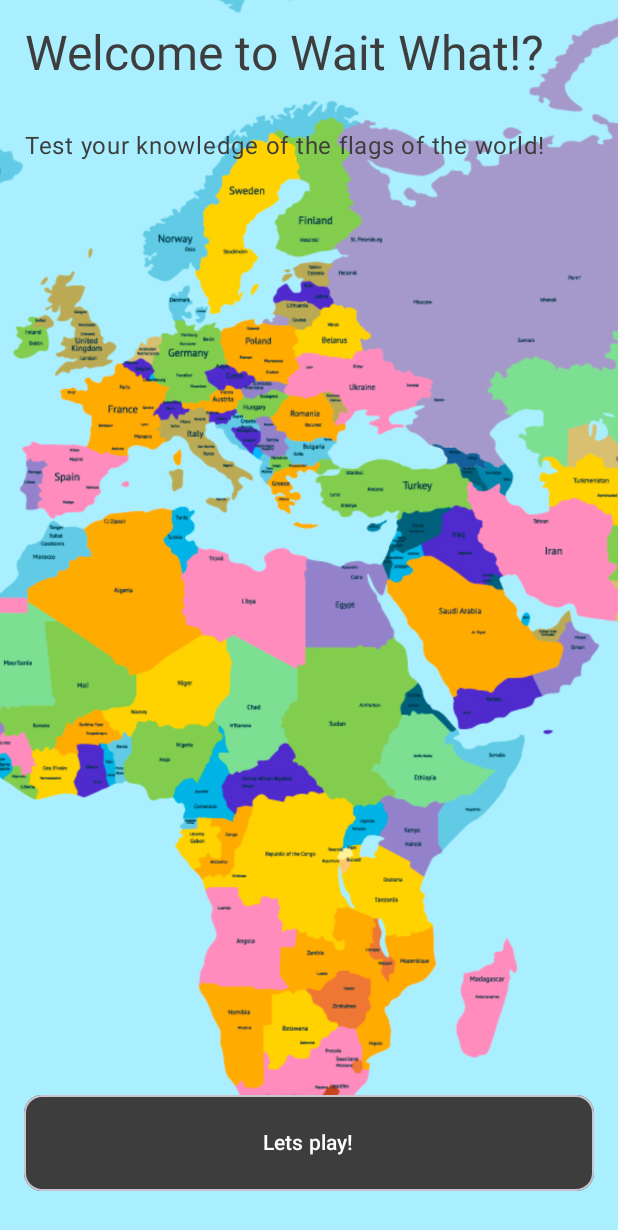
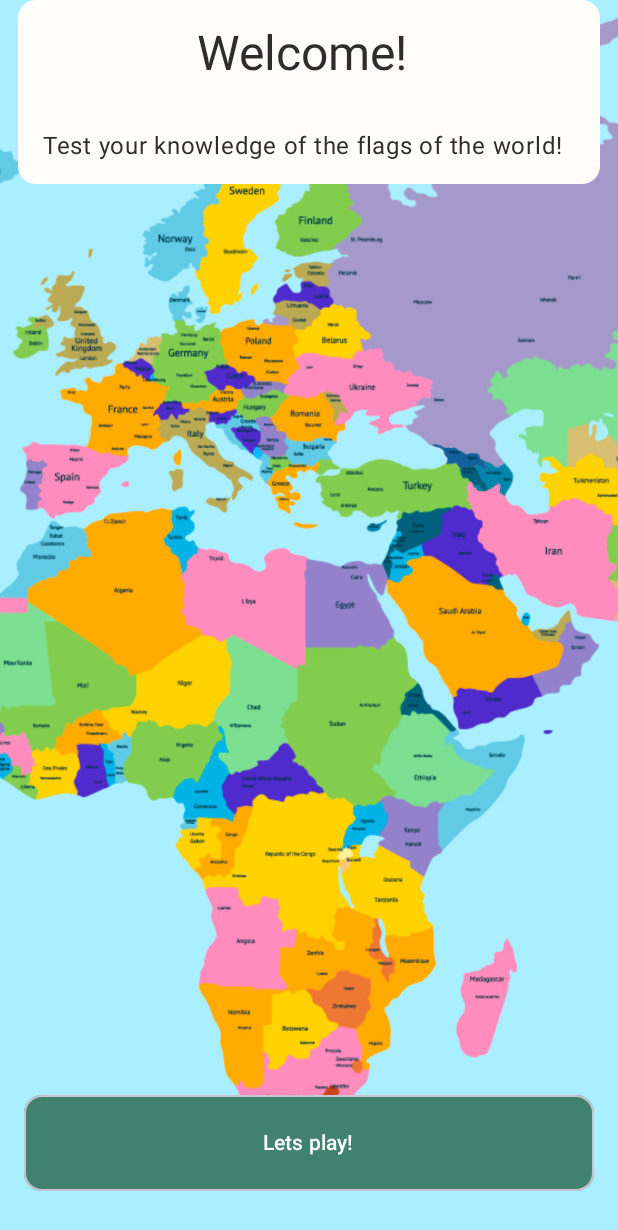
Before and after one commit to azelder/WaitWhat, an Android app built with Jetpack Compose: the screen it shows after launch (MainActivity), on a phone screen of 412 x 824 dp. Shown: the top 1230 px of the screen. Run offline under Robolectric (Android 15) with nearby library versions, the phone set to English and light mode, and no system bars; our stand-ins replace Dagger/Hilt's generated code.

Commit message:
Updating color theme for app. Removing fantasy backgrounds from game and endgame screens

```diff
--- a/app/src/main/java/com/azelder/waitwhat/game/ui/HomeScreen.kt
+++ b/app/src/main/java/com/azelder/waitwhat/game/ui/HomeScreen.kt
@@ -23,13 +23,14 @@ import androidx.compose.material3.Scaffold
 import androidx.compose.material3.Text
 import androidx.compose.runtime.Composable
 import androidx.compose.runtime.getValue
+import androidx.compose.ui.Alignment
 import androidx.compose.ui.Modifier
 import androidx.compose.ui.draw.scale
 import androidx.compose.ui.graphics.Color
 import androidx.compose.ui.layout.ContentScale
 import androidx.compose.ui.res.painterResource
 import androidx.compose.ui.text.style.TextAlign
-import androidx.compose.ui.tooling.preview.Preview
+import androidx.compose.ui.tooling.preview.PreviewLightDark
 import androidx.compose.ui.unit.dp
 import com.azelder.waitwhat.R
 import com.azelder.waitwhat.ui.theme.WaitWhatTheme
@@ -64,7 +65,7 @@ fun HomeScreen(onNavigateToGameScreen: () -> Unit) {
                             .background(Color.Transparent),
                         onClick = { onNavigateToGameScreen() },
                         colors = ButtonDefaults.buttonColors(
-                            containerColor = MaterialTheme.colorScheme.secondary
+                            containerColor = MaterialTheme.colorScheme.primary
                         ),
                         shape = MaterialTheme.shapes.medium,
                         border = ButtonDefaults.outlinedButtonBorder()
@@ -83,19 +84,21 @@ fun HomeScreen(onNavigateToGameScreen: () -> Unit) {
             )
             Card(
                 modifier = Modifier
-                    .padding(innerPadding)
+                    .padding(vertical = innerPadding.calculateTopPadding(), horizontal = 12.dp)
                     .fillMaxWidth(),
                 colors = CardDefaults.cardColors(
-                    containerColor = Color.Transparent
+                    containerColor = MaterialTheme.colorScheme.background
                 )
             ) {
-                Column {
+                Column(
+                    horizontalAlignment = Alignment.CenterHorizontally
+                ) {
                     Text(
-                        text = "Welcome to Wait What!?",
+                        text = "Welcome!",
                         modifier = Modifier
                             .padding(16.dp),
                         style = MaterialTheme.typography.headlineLarge,
-                        color = MaterialTheme.colorScheme.secondary,
+                        color = MaterialTheme.colorScheme.onBackground,
                         textAlign = TextAlign.Center
                     )
                     Text(
@@ -103,7 +106,7 @@ fun HomeScreen(onNavigateToGameScreen: () -> Unit) {
                         modifier = Modifier
                             .padding(16.dp),
                         style = MaterialTheme.typography.bodyLarge,
-                        color = MaterialTheme.colorScheme.secondary,
+                        color = MaterialTheme.colorScheme.onBackground,
                         textAlign = TextAlign.Center
                     )
                 }
@@ -113,7 +116,7 @@ fun HomeScreen(onNavigateToGameScreen: () -> Unit) {
 }
 
 @Composable
-@Preview
+@PreviewLightDark
 fun HomeScreenPreview() {
     HomeScreen(onNavigateToGameScreen = {})
 }
--- a/app/src/main/java/com/azelder/waitwhat/ui/theme/Color.kt
+++ b/app/src/main/java/com/azelder/waitwhat/ui/theme/Color.kt
@@ -2,18 +2,29 @@ package com.azelder.waitwhat.ui.theme
 
 import androidx.compose.ui.graphics.Color
 
-val Purple80 = Color(0xFFD0BCFF)
-val PurpleGrey80 = Color(0xFFCCC2DC)
-val Pink80 = Color(0xFFEFB8C8)
+// Light Theme Colors
+val Viridian = Color(0xFF40826D)
+val ViridianLight = Color(0xFFA8D5C2)
+val ViridianDark = Color(0xFF2B4F44)
+val OnViridianDark = Color(0xFF00382B)
 
-val Purple40 = Color(0xFF6650a4)
-val PurpleGrey40 = Color(0xFF625b71)
-val Pink40 = Color(0xFF7D5260)
+val Peach = Color(0xFFF4A261)
+val PeachLight = Color(0xFFFFE5D1)
+val PeachDark = Color(0xFF5C3A1E)
 
+val Coral = Color(0xFFE76F51)
+val LightCoral = Color(0xFF442200)
 
-//DnD Theme:
-val Grey = Color(0xFF91918B)
-val DarkGrey = Color(0xFF3D3D3D)
+val LightBackground = Color(0xFFFFFDF9)
+val LightSurface = Color(0xFFFFFFFF)
+val LightOnSurface = Color(0xFF333333)
+val LightOnBackground = Color(0xFF2D2D2D)
 
-val Green = Color(0xFF63A002)
-val DarkGreen = Color(0xFF112200)
+val DarkBackground = Color(0xFF121212)
+val DarkSurface = Color(0xFF1E1E1E)
+val DarkOnSurface = Color(0xFFE5E5E5)
+val DarkOnBackground = Color(0xFFEDEDED)
+
+// Error
+val ErrorLight = Color(0xFFB00020)
+val ErrorDark = Color(0xFFCF6679)
--- a/app/src/main/java/com/azelder/waitwhat/ui/theme/Theme.kt
+++ b/app/src/main/java/com/azelder/waitwhat/ui/theme/Theme.kt
@@ -1,59 +1,64 @@
 package com.azelder.waitwhat.ui.theme
 
-import android.os.Build
 import androidx.compose.foundation.isSystemInDarkTheme
 import androidx.compose.material3.MaterialTheme
 import androidx.compose.material3.darkColorScheme
-import androidx.compose.material3.dynamicDarkColorScheme
-import androidx.compose.material3.dynamicLightColorScheme
 import androidx.compose.material3.lightColorScheme
 import androidx.compose.runtime.Composable
 import androidx.compose.ui.graphics.Color
-import androidx.compose.ui.platform.LocalContext
+
+private val LightColorScheme = lightColorScheme(
+    primary = Viridian,
+    onPrimary = Color.White,
+    primaryContainer = ViridianLight,
+    onPrimaryContainer = OnViridianDark,
+
+    secondary = Peach,
+    onSecondary = Color.Black,
+    secondaryContainer = PeachLight,
+    onSecondaryContainer = LightCoral,
+
+    tertiary = Coral,
+    onTertiary = Color.White,
+
+    background = LightBackground,
+    onBackground = LightOnBackground,
+    surface = LightSurface,
+    onSurface = LightOnSurface,
+
+    error = ErrorLight,
+    onError = Color.White
+)
 
 private val DarkColorScheme = darkColorScheme(
-    primary = Grey,
-    secondary = DarkGrey,
-    tertiary = Green,
-    onTertiary = DarkGreen,
-    onPrimary = Color.White,
-    error = Color.Black,
-    onError = Color.Red
-)
+    primary = ViridianLight,
+    onPrimary = Color(0xFF00382B),
+    primaryContainer = ViridianDark,
+    onPrimaryContainer = ViridianLight,
 
-private val LightColorScheme = lightColorScheme(
-    primary = Grey,
-    secondary = DarkGrey,
-    tertiary = Green,
-    onTertiary = DarkGreen,
-    onPrimary = Color.White,
-    error = Color.Black,
-    onError = Color.Red
+    secondary = Peach,
+    onSecondary = Color(0xFF3C2000),
+    secondaryContainer = PeachDark,
+    onSecondaryContainer = PeachLight,
 
-    /* Other default colors to override
-    background = Color(0xFFFFFBFE),
-    surface = Color(0xFFFFFBFE),
-    onPrimary = Color.White,
-    onSecondary = Color.White,
-    onTertiary = Color.White,
-    onBackground = Color(0xFF1C1B1F),
-    onSurface = Color(0xFF1C1B1F),
-    */
+    tertiary = Coral,
+    onTertiary = Color(0xFF3C0A00),
+
+    background = DarkBackground,
+    onBackground = DarkOnBackground,
+    surface = DarkSurface,
+    onSurface = DarkOnSurface,
+
+    error = ErrorDark,
+    onError = Color.Black
 )
 
 @Composable
 fun WaitWhatTheme(
     darkTheme: Boolean = isSystemInDarkTheme(),
-    // Dynamic color is available on Android 12+
-    dynamicColor: Boolean = false,
     content: @Composable () -> Unit
 ) {
     val colorScheme = when {
-        dynamicColor && Build.VERSION.SDK_INT >= Build.VERSION_CODES.S -> {
-            val context = LocalContext.current
-            if (darkTheme) dynamicDarkColorScheme(context) else dynamicLightColorScheme(context)
-        }
-
         darkTheme -> DarkColorScheme
         else -> LightColorScheme
     }
```
Also changed, not shown: app/src/main/java/com/azelder/waitwhat/game/ui/EndGameScreen.kt (+18 -20 lines), app/src/main/java/com/azelder/waitwhat/game/ui/GameScreen.kt (+15 -23 lines).
